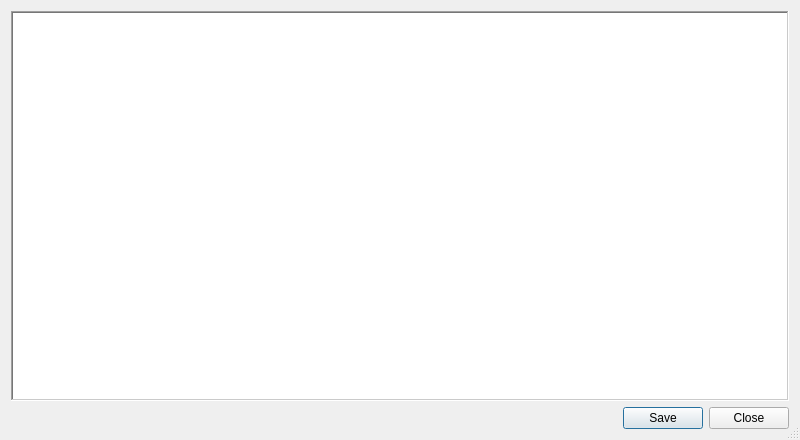
openpilot/OpenPilot, file ground/openpilotgcs/src/plugins/setupwizard/connectiondiagram.ui: the form before one commit.
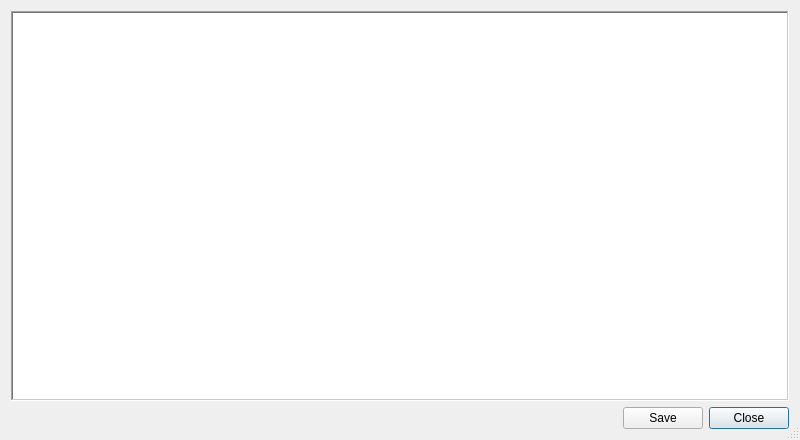
The form after the commit.

Commit message: OP-39 Added saving as image to the connection diagram dialog.

```diff
--- a/ground/openpilotgcs/src/plugins/setupwizard/connectiondiagram.ui
+++ b/ground/openpilotgcs/src/plugins/setupwizard/connectiondiagram.ui
@@ -43,14 +43,50 @@
     </widget>
    </item>
    <item>
-    <widget class="QDialogButtonBox" name="buttonBox">
-     <property name="orientation">
-      <enum>Qt::Horizontal</enum>
-     </property>
-     <property name="standardButtons">
-      <set>QDialogButtonBox::Close|QDialogButtonBox::Save</set>
-     </property>
-    </widget>
+    <layout class="QHBoxLayout" name="horizontalLayout">
+     <item>
+      <spacer name="horizontalSpacer">
+       <property name="orientation">
+        <enum>Qt::Horizontal</enum>
+       </property>
+       <property name="sizeHint" stdset="0">
+        <size>
+         <width>40</width>
+         <height>20</height>
+        </size>
+       </property>
+      </spacer>
+     </item>
+     <item>
+      <widget class="QPushButton" name="saveButton">
+       <property name="sizePolicy">
+        <sizepolicy hsizetype="Fixed" vsizetype="Fixed">
+         <horstretch>0</horstretch>
+         <verstretch>0</verstretch>
+        </sizepolicy>
+       </property>
+       <property name="text">
+        <string>Save</string>
+       </property>
+      </widget>
+     </item>
+     <item>
+      <widget class="QPushButton" name="closeButton">
+       <property name="sizePolicy">
+        <sizepolicy hsizetype="Fixed" vsizetype="Fixed">
+         <horstretch>0</horstretch>
+         <verstretch>0</verstretch>
+        </sizepolicy>
+       </property>
+       <property name="text">
+        <string>Close</string>
+       </property>
+       <property name="default">
+        <bool>true</bool>
+       </property>
+      </widget>
+     </item>
+    </layout>
    </item>
   </layout>
  </widget>
```
Left out of the diff: 30 changed lines with no effect on the pictures. The commit also changes 2 other files.
